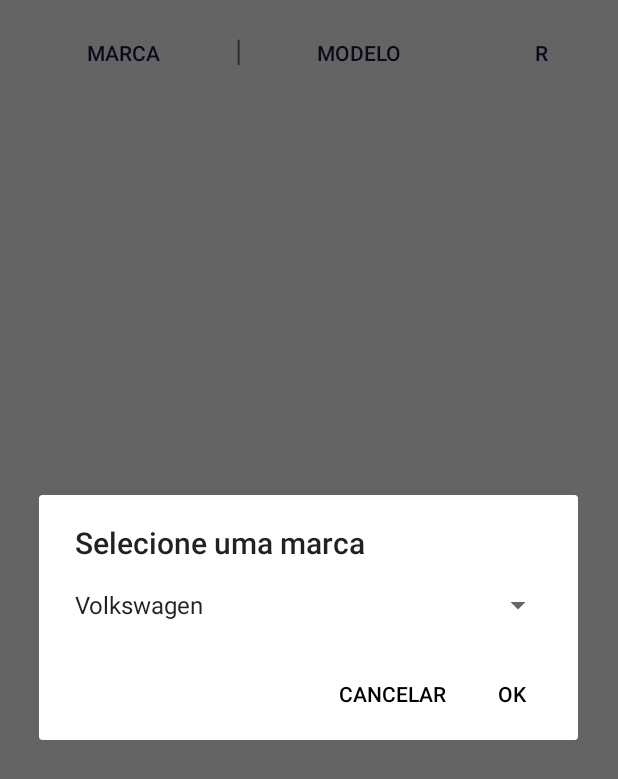
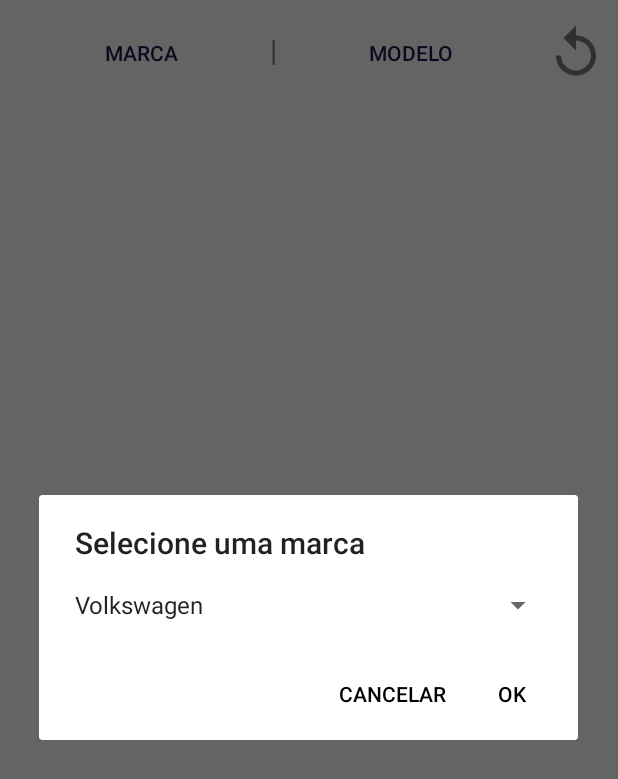
Before and after one commit to EdsonRgr/LeilaoAutoPecasTech, an Android app: the fragment HomeFragment shown on its own in the app's theme, after a tap on "MARCA", on a phone screen of 412 x 824 dp. Shown: the top 779 px of the screen. Run offline under Robolectric (Android 15) with nearby library versions, the phone set to English and light mode, and no system bars; our stand-ins replace ButterKnife, Firebase (no records; nobody signed in at launch, a user with empty details on screens opened directly), Picasso; libraries missing offline, so code that uses them is left out: dmax.dialog; pictures from the network do not load; 3 statements that could not run were skipped.

Commit message:
botao atualizar

```diff
--- a/LeilaoAutoPecasTech/app/src/main/AndroidManifest.xml
+++ b/LeilaoAutoPecasTech/app/src/main/AndroidManifest.xml
@@ -28,7 +28,6 @@
         <activity
             android:name=".activity.Navigation_Drawer"
             android:label="@string/title_activity_navigation__drawer"
-            android:launchMode="standard"
             android:theme="@style/AppTheme.NoActionBar" />
         <activity
             android:name=".activity.CadastrarAnuncios"
--- /dev/null
+++ b/LeilaoAutoPecasTech/app/src/main/res/drawable/ic_replay_black_24dp.xml
@@ -0,0 +1,9 @@
+<vector xmlns:android="http://schemas.android.com/apk/res/android"
+        android:width="24dp"
+        android:height="24dp"
+        android:viewportWidth="24.0"
+        android:viewportHeight="24.0">
+    <path
+        android:fillColor="#797979"
+        android:pathData="M12,5V1L7,6l5,5V7c3.31,0 6,2.69 6,6s-2.69,6 -6,6 -6,-2.69 -6,-6H4c0,4.42 3.58,8 8,8s8,-3.58 8,-8 -3.58,-8 -8,-8z"/>
+</vector>
--- a/LeilaoAutoPecasTech/app/src/main/res/layout/fragment_home.xml
+++ b/LeilaoAutoPecasTech/app/src/main/res/layout/fragment_home.xml
@@ -44,11 +44,9 @@
         <Button
             android:id="@+id/recarregar"
             style="?attr/buttonBarButtonStyle"
-            android:layout_width="10dp"
-            android:layout_height="match_parent"
-            android:layout_weight="1"
-            android:onClick="recarregar"
-            android:text="R"
+            android:layout_width="40dp"
+            android:layout_height="40dp"
+            android:background="@drawable/ic_replay_black_24dp"
             android:textColor="@color/colorPrimaryDark" />
     </LinearLayout>
 
```
